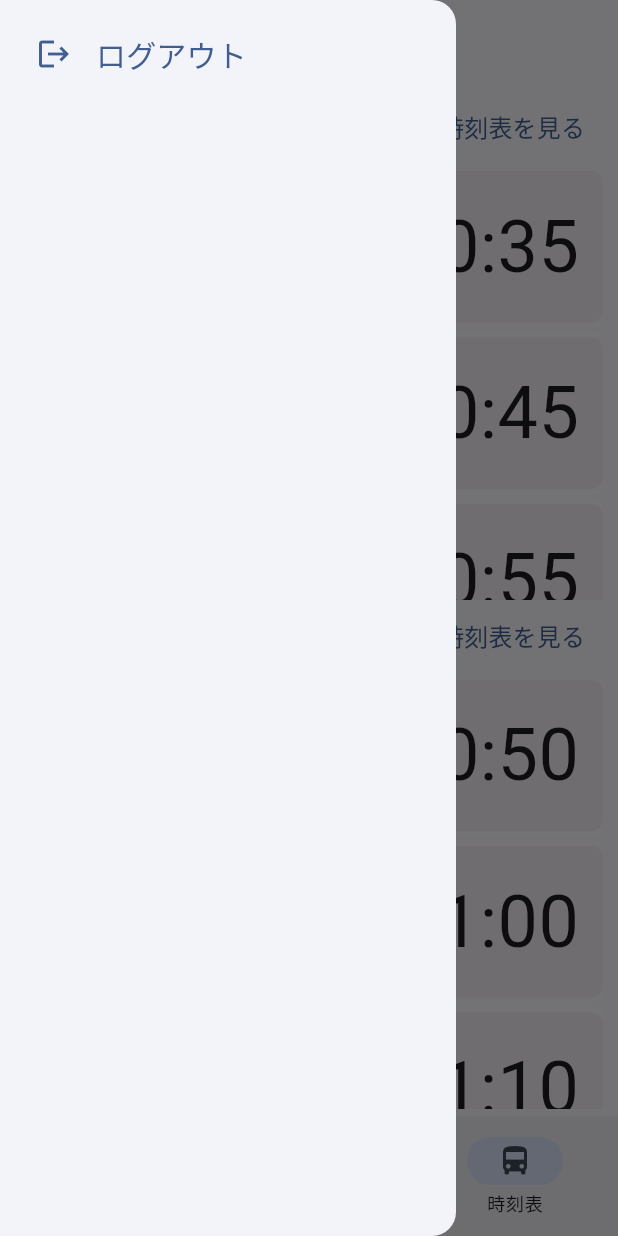
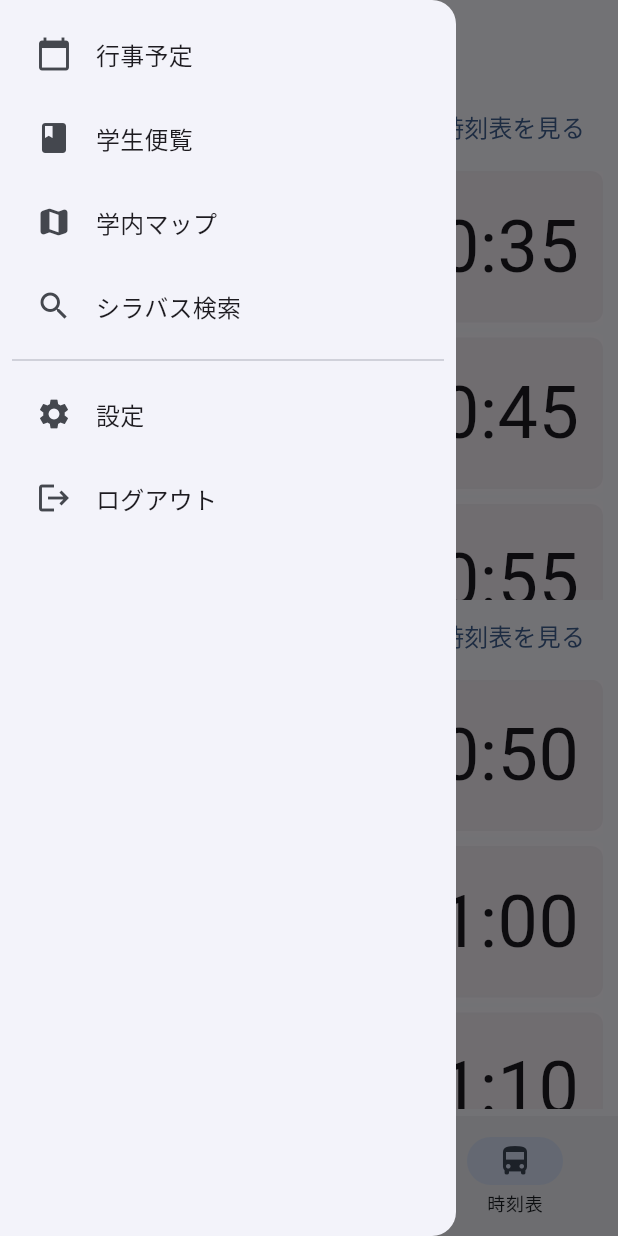
Before and after one commit to piman528/aitapp, a Flutter app: the TabScreen screen opened directly, item 3 of the bottom bar chosen, with the side drawer open, on a phone screen of 412 x 824 dp. Run offline on Flutter 3.47's test engine with Material 3 defaults, Android fonts, the phone set to English and light mode, and no system bars; our stand-ins replace flutter_riverpod, shared_preferences; missing offline and left inert: flutter_pdfview, universal_html; accounts and stored records are empty; network calls fail.

Commit message:
add: ドロワー

```diff
--- a/lib/infrastructure/next_departure.dart
+++ b/lib/infrastructure/next_departure.dart
@@ -12,11 +12,15 @@ class NextDeparture {
   DateTime? searchNextDeparture() {
     final now = DateTime.now();
     var counter = 0;
+    final todayDaiya = dayDaiya['${now.year}-${now.month}-${now.day}'];
+    if (todayDaiya == null) {
+      return null;
+    }
 
-    final hours = daiya[vehicle]![destination]!['A']!.keys;
+    final hours = daiya[vehicle]![destination]![todayDaiya]!.keys;
     for (final hour in hours) {
       if (hour >= now.hour) {
-        final minutes = daiya[vehicle]![destination]!['A']![hour];
+        final minutes = daiya[vehicle]![destination]![todayDaiya]![hour];
         if (minutes != null) {
           for (final minute in minutes) {
             if (minute > now.minute || hour > now.hour) {
--- a/lib/theme.dart
+++ b/lib/theme.dart
@@ -15,7 +15,7 @@ ThemeData buildThemeLight() {
     colorScheme: kColorScheme,
     scaffoldBackgroundColor: kColorScheme.background,
     appBarTheme: AppBarTheme(
-      iconTheme: IconThemeData(color: kColorScheme.primary),
+      backgroundColor: kColorScheme.background,
     ),
   );
 }
@@ -26,7 +26,7 @@ ThemeData buildThemeDark() {
     colorScheme: kDarkColorScheme,
     scaffoldBackgroundColor: kDarkColorScheme.background,
     appBarTheme: AppBarTheme(
-      iconTheme: IconThemeData(color: kDarkColorScheme.primary),
+      backgroundColor: kDarkColorScheme.background,
     ),
   );
 }
--- a/lib/wighets/class_notice.dart
+++ b/lib/wighets/class_notice.dart
@@ -48,7 +48,7 @@ class ClassNoticeItem extends StatelessWidget {
                 ),
                 // Text(notice.content),
                 const SizedBox(
-                  height: 30,
+                  height: 20,
                 ),
                 Text(
                   notice.subject,
--- a/lib/wighets/class_timetable_item.dart
+++ b/lib/wighets/class_timetable_item.dart
@@ -2,7 +2,7 @@ import 'package:aitapp/const.dart';
 import 'package:aitapp/models/class.dart';
 import 'package:aitapp/provider/class_timetable_provider.dart';
 import 'package:aitapp/provider/id_password_provider.dart';
-import 'package:aitapp/screens/syllabus_search.dart';
+import 'package:aitapp/screens/syllabus_filter.dart';
 import 'package:flutter/material.dart';
 import 'package:flutter_riverpod/flutter_riverpod.dart';
 
@@ -103,7 +103,7 @@ class ClassGridContainer extends StatelessWidget {
       onTap: () {
         Navigator.of(context).push(
           MaterialPageRoute<void>(
-            builder: (ctx) => SyllabusSearchScreen(
+            builder: (ctx) => SyllabusFilterScreen(
               dayOfWeek: dayOfWeek,
               classPeriod: classPeriod,
               teacher: clas?.teacher,
--- a/lib/wighets/drawer.dart
+++ b/lib/wighets/drawer.dart
@@ -1,5 +1,8 @@
 import 'package:aitapp/provider/id_password_provider.dart';
 import 'package:aitapp/screens/login.dart';
+import 'package:aitapp/screens/settings.dart';
+import 'package:aitapp/screens/student_handbook.dart';
+import 'package:aitapp/screens/syllabus_search.dart';
 import 'package:flutter/material.dart';
 import 'package:flutter_riverpod/flutter_riverpod.dart';
 import 'package:shared_preferences/shared_preferences.dart';
@@ -15,18 +18,54 @@ class MainDrawer extends ConsumerWidget {
           padding: const EdgeInsets.all(8),
           child: Column(
             children: [
-              ListTile(
-                leading: Icon(
-                  Icons.logout,
-                  color: Theme.of(context).colorScheme.primary,
-                ),
-                title: Text(
-                  'ログアウト',
-                  style: Theme.of(context).textTheme.titleSmall!.copyWith(
-                        color: Theme.of(context).colorScheme.primary,
-                        fontSize: 20,
-                      ),
-                ),
+              DrawerTile(
+                icon: Icons.calendar_today,
+                title: '行事予定',
+                onTap: () {},
+              ),
+              DrawerTile(
+                icon: Icons.book,
+                title: '学生便覧',
+                onTap: () {
+                  Navigator.of(context).push(
+                    MaterialPageRoute<void>(
+                      builder: (ctx) => const StudentHandbookScreen(),
+                    ),
+                  );
+                  // launchUrl(
+                  //   Uri.parse(
+                  //     'https://www.ait.ac.jp/assets/docs/binran2023.pdf',
+                  //   ),
+                  // );
+                },
+              ),
+              DrawerTile(icon: Icons.map_rounded, title: '学内マップ', onTap: () {}),
+              DrawerTile(
+                icon: Icons.search,
+                title: 'シラバス検索',
+                onTap: () {
+                  Navigator.of(context).push(
+                    MaterialPageRoute<void>(
+                      builder: (ctx) => const SyllabusSearchScreen(),
+                    ),
+                  );
+                },
+              ),
+              const Divider(),
+              DrawerTile(
+                icon: Icons.settings,
+                title: '設定',
+                onTap: () {
+                  Navigator.of(context).push(
+                    MaterialPageRoute<void>(
+                      builder: (ctx) => const Settings(),
+                    ),
+                  );
+                },
+              ),
+              DrawerTile(
+                icon: Icons.logout,
+                title: 'ログアウト',
                 onTap: () async {
                   final prefs = await SharedPreferences.getInstance();
                   await prefs.remove('id');
@@ -46,3 +85,30 @@ class MainDrawer extends ConsumerWidget {
     );
   }
 }
+
+class DrawerTile extends StatelessWidget {
+  const DrawerTile({
+    super.key,
+    required this.icon,
+    required this.title,
+    this.onTap,
+  });
+
+  final IconData icon;
+  final String title;
+  final void Function()? onTap;
+
+  @override
+  Widget build(BuildContext context) {
+    return ListTile(
+      leading: Icon(
+        icon,
+      ),
+      title: Text(
+        title,
+        style: Theme.of(context).textTheme.titleMedium,
+      ),
+      onTap: onTap,
+    );
+  }
+}
--- a/lib/wighets/search_bar.dart
+++ b/lib/wighets/search_bar.dart
@@ -5,15 +5,18 @@ class SearchBarWidget extends StatelessWidget {
     super.key,
     required this.hintText,
     required this.controller,
+    this.onSubmitted,
   });
   final String hintText;
   final TextEditingController controller;
+  final void Function(String)? onSubmitted;
 
   @override
   Widget build(BuildContext context) {
     return Container(
       padding: const EdgeInsets.symmetric(horizontal: 10, vertical: 14),
       child: TextField(
+        onSubmitted: onSubmitted,
         controller: controller,
         decoration: InputDecoration(
           isDense: true,
--- a/lib/wighets/univ_notice.dart
+++ b/lib/wighets/univ_notice.dart
@@ -48,7 +48,7 @@ class UnivNoticeItem extends StatelessWidget {
                 ),
                 // Text(notice.content),
                 const SizedBox(
-                  height: 40,
+                  height: 25,
                 ),
                 Row(
                   mainAxisAlignment: MainAxisAlignment.spaceBetween,
--- a/lib/wighets/vehicle_timetable_item.dart
+++ b/lib/wighets/vehicle_timetable_item.dart
@@ -92,9 +92,17 @@ class TimeCard extends StatefulWidget {
 class _TimeCardState extends State<TimeCard> {
   late DateTime _time;
   late Timer _timer;
+  late DateTime? nextDepartureTime;
+
+  final f = DateFormat('HH:mm');
 
   @override
   void initState() {
+    nextDepartureTime = NextDeparture(
+      vehicle: widget.vehicle,
+      destination: widget.destination,
+      order: widget.order,
+    ).searchNextDeparture();
     _time = DateTime.now();
     _timer = Timer.periodic(const Duration(milliseconds: 1000), (timer) {
       setState(() {
@@ -110,16 +118,23 @@ class _TimeCardState extends State<TimeCard> {
     super.dispose();
   }
 
+  void reflashtime() {
+    setState(() {
+      nextDepartureTime = NextDeparture(
+        vehicle: widget.vehicle,
+        destination: widget.destination,
+        order: widget.order,
+      ).searchNextDeparture();
+    });
+  }
+
   @override
   Widget build(BuildContext context) {
-    final nextDepartureTime = NextDeparture(
-      vehicle: widget.vehicle,
-      destination: widget.destination,
-      order: widget.order,
-    ).searchNextDeparture();
     if (nextDepartureTime != null) {
-      final remainTime = nextDepartureTime.difference(_time);
-      final f = DateFormat('HH:mm');
+      final remainTime = nextDepartureTime!.difference(_time);
+      if (remainTime.inSeconds % 60 == 0 && remainTime.inMinutes % 5 == 0) {
+        reflashtime();
+      }
       return Container(
         padding: const EdgeInsets.all(16),
         decoration: BoxDecoration(
@@ -149,7 +164,7 @@ class _TimeCardState extends State<TimeCard> {
               ],
             ),
             Text(
-              f.format(nextDepartureTime),
+              f.format(nextDepartureTime!),
               style: const TextStyle(
                 // color: Colors.black,
                 fontSize: 48,
```
Also changed, not shown: lib/infrastructure/syllabus_search.dart (+6 -5 lines), lib/models/get_syllabus.dart (+5 -3 lines), lib/screens/settings.dart (added, +15 -0 lines), lib/screens/student_handbook.dart (added, +19 -0 lines), lib/screens/syllabus_filter.dart (added, +72 -0 lines), lib/screens/syllabus_search.dart (+14 -29 lines), lib/wighets/syllabus_list.dart (+21 -14 lines), pubspec.yaml (+7 -1 lines), pubspec.lock, 2 other files.
